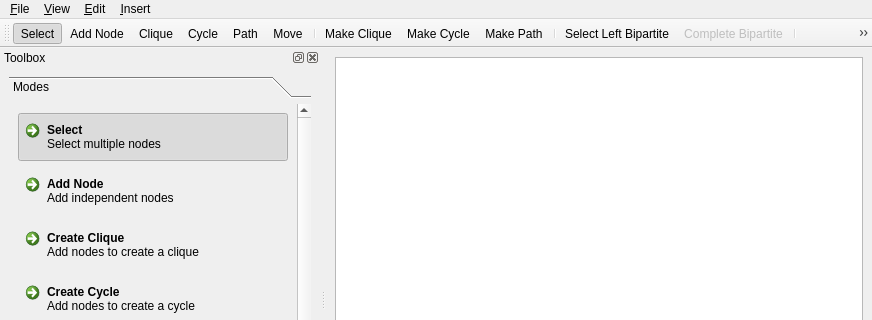
matcom/simspider, file Gui/GraphViewer.ui: the form before one commit; both pictures show x 0 to 872 and y 0 to 320 of the 872 by 572 pixel window.
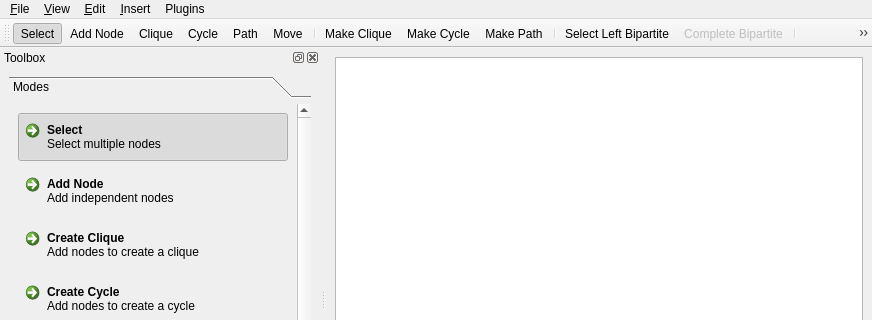
The form after the commit. Icons and pictures are not drawn.

Diff of the .ui file:
```diff
--- a/Gui/GraphViewer.ui
+++ b/Gui/GraphViewer.ui
@@ -101,10 +101,16 @@
     <addaction name="actionStandardViewport"/>
     <addaction name="separator"/>
    </widget>
+   <widget class="QMenu" name="menuPlugins">
+    <property name="title">
+     <string>Plugins</string>
+    </property>
+   </widget>
    <addaction name="menuFile"/>
    <addaction name="menu_View"/>
    <addaction name="menuTransform"/>
    <addaction name="menuInsert"/>
+   <addaction name="menuPlugins"/>
   </widget>
   <widget class="QStatusBar" name="statusbar"/>
   <widget class="QDockWidget" name="toolBoxDock">
```
